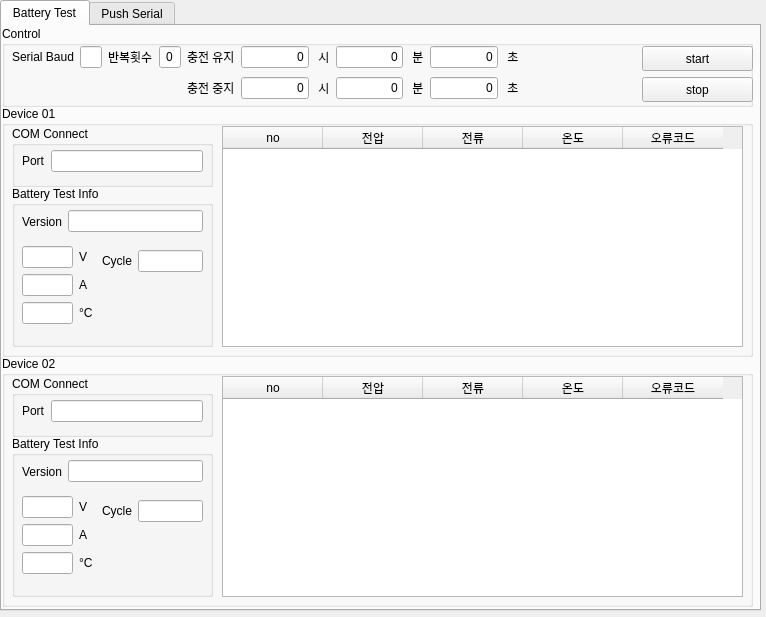
Before: the Qt Designer form src/BCT_UI.ui in ComMslee/BCT, drawn with Qt 5.
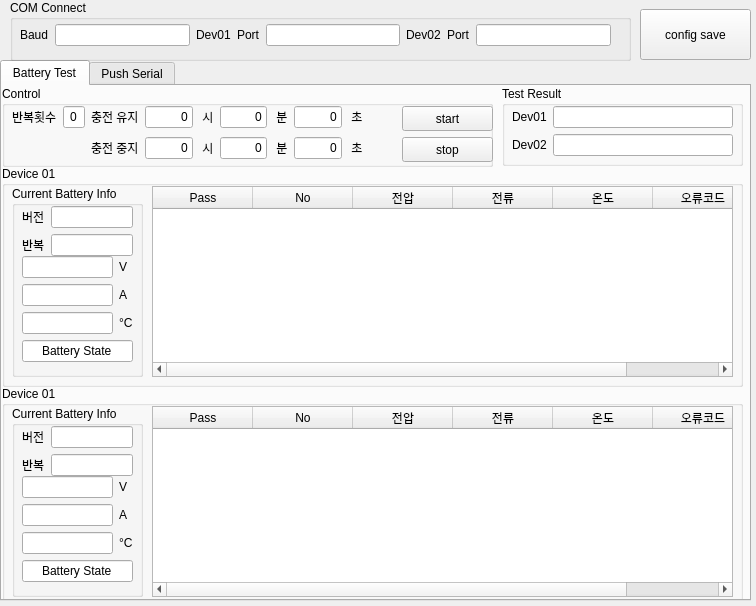
After: the same form once the commit is applied.

```diff
--- a/src/BCT_UI.ui
+++ b/src/BCT_UI.ui
@@ -6,8 +6,8 @@
    <rect>
     <x>0</x>
     <y>0</y>
-    <width>766</width>
-    <height>617</height>
+    <width>756</width>
+    <height>606</height>
    </rect>
   </property>
   <property name="windowTitle">
@@ -17,9 +17,9 @@
    <property name="geometry">
     <rect>
      <x>0</x>
-     <y>0</y>
-     <width>761</width>
-     <height>611</height>
+     <y>60</y>
+     <width>751</width>
+     <height>541</height>
     </rect>
    </property>
    <property name="currentIndex">
@@ -34,98 +34,35 @@
       <rect>
        <x>0</x>
        <y>80</y>
-       <width>751</width>
-       <height>251</height>
+       <width>741</width>
+       <height>221</height>
       </rect>
      </property>
      <property name="title">
       <string>Device 01</string>
      </property>
-     <widget class="QGroupBox" name="groupBox_2">
-      <property name="geometry">
-       <rect>
-        <x>10</x>
-        <y>20</y>
-        <width>201</width>
-        <height>61</height>
-       </rect>
-      </property>
-      <property name="title">
-       <string>COM Connect</string>
-      </property>
-      <widget class="QWidget" name="gridLayoutWidget">
-       <property name="geometry">
-        <rect>
-         <x>10</x>
-         <y>20</y>
-         <width>181</width>
-         <height>31</height>
-        </rect>
-       </property>
-       <layout class="QGridLayout" name="gridLayout">
-        <item row="0" column="1">
-         <widget class="QLineEdit" name="dev_port">
-          <property name="alignment">
-           <set>Qt::AlignCenter</set>
-          </property>
-         </widget>
-        </item>
-        <item row="0" column="0">
-         <widget class="QLabel" name="label">
-          <property name="text">
-           <string>Port</string>
-          </property>
-         </widget>
-        </item>
-       </layout>
-      </widget>
-     </widget>
      <widget class="QGroupBox" name="groupBox_3">
       <property name="geometry">
        <rect>
         <x>10</x>
-        <y>80</y>
-        <width>201</width>
-        <height>161</height>
+        <y>20</y>
+        <width>131</width>
+        <height>191</height>
        </rect>
       </property>
       <property name="title">
-       <string>Battery Test Info</string>
+       <string>Current Battery Info</string>
       </property>
       <widget class="QWidget" name="gridLayoutWidget_2">
        <property name="geometry">
         <rect>
          <x>10</x>
-         <y>60</y>
-         <width>71</width>
-         <height>80</height>
+         <y>70</y>
+         <width>111</width>
+         <height>108</height>
         </rect>
        </property>
        <layout class="QGridLayout" name="gridLayout_2">
-        <item row="1" column="0">
-         <widget class="QLineEdit" name="dev_ampere">
-          <property name="alignment">
-           <set>Qt::AlignCenter</set>
-          </property>
-          <property name="readOnly">
-           <bool>true</bool>
-          </property>
-         </widget>
-        </item>
-        <item row="2" column="1">
-         <widget class="QLabel" name="label_8">
-          <property name="text">
-           <string>°C</string>
-          </property>
-         </widget>
-        </item>
-        <item row="1" column="1">
-         <widget class="QLabel" name="label_7">
-          <property name="text">
-           <string>A</string>
-          </property>
-         </widget>
-        </item>
         <item row="0" column="0">
          <widget class="QLineEdit" name="dev_volt">
           <property name="alignment">
@@ -136,6 +73,13 @@
           </property>
          </widget>
         </item>
+        <item row="1" column="1">
+         <widget class="QLabel" name="label_7">
+          <property name="text">
+           <string>A</string>
+          </property>
+         </widget>
+        </item>
         <item row="0" column="1">
          <widget class="QLabel" name="label_4">
           <property name="sizePolicy">
@@ -149,6 +93,13 @@
           </property>
          </widget>
         </item>
+        <item row="2" column="1">
+         <widget class="QLabel" name="label_8">
+          <property name="text">
+           <string>°C</string>
+          </property>
+         </widget>
+        </item>
         <item row="2" column="0">
          <widget class="QLineEdit" name="dev_temperature">
           <property name="alignment">
@@ -159,27 +110,21 @@
           </property>
          </widget>
         </item>
-       </layout>
-      </widget>
-      <widget class="QWidget" name="horizontalLayoutWidget">
-       <property name="geometry">
-        <rect>
-         <x>10</x>
-         <y>20</y>
-         <width>181</width>
-         <height>31</height>
-        </rect>
-       </property>
-       <layout class="QHBoxLayout" name="horizontalLayout">
-        <item>
-         <widget class="QLabel" name="label_5">
-          <property name="text">
-           <string>Version</string>
+        <item row="1" column="0">
+         <widget class="QLineEdit" name="dev_ampere">
+          <property name="alignment">
+           <set>Qt::AlignCenter</set>
+          </property>
+          <property name="readOnly">
+           <bool>true</bool>
           </property>
          </widget>
         </item>
-        <item>
-         <widget class="QLineEdit" name="dev_version">
+        <item row="3" column="0" colspan="2">
+         <widget class="QLineEdit" name="dev_temperature_2">
+          <property name="text">
+           <string>Battery State</string>
+          </property>
           <property name="alignment">
            <set>Qt::AlignCenter</set>
           </property>
@@ -193,14 +138,14 @@
       <widget class="QWidget" name="gridLayoutWidget_3">
        <property name="geometry">
         <rect>
-         <x>90</x>
-         <y>60</y>
-         <width>101</width>
-         <height>31</height>
+         <x>10</x>
+         <y>20</y>
+         <width>111</width>
+         <height>52</height>
         </rect>
        </property>
        <layout class="QGridLayout" name="gridLayout_3">
-        <item row="0" column="1">
+        <item row="1" column="1">
          <widget class="QLineEdit" name="dev_cycle">
           <property name="alignment">
            <set>Qt::AlignCenter</set>
@@ -210,10 +155,27 @@
           </property>
          </widget>
         </item>
-        <item row="0" column="0">
+        <item row="1" column="0">
          <widget class="QLabel" name="label_6">
           <property name="text">
-           <string>Cycle</string>
+           <string>반복</string>
+          </property>
+         </widget>
+        </item>
+        <item row="0" column="0">
+         <widget class="QLabel" name="label_5">
+          <property name="text">
+           <string>버전</string>
+          </property>
+         </widget>
+        </item>
+        <item row="0" column="1">
+         <widget class="QLineEdit" name="dev_version">
+          <property name="alignment">
+           <set>Qt::AlignCenter</set>
+          </property>
+          <property name="readOnly">
+           <bool>true</bool>
           </property>
          </widget>
         </item>
@@ -223,15 +185,20 @@
      <widget class="QTableWidget" name="dev_table">
       <property name="geometry">
        <rect>
-        <x>220</x>
+        <x>150</x>
         <y>20</y>
-        <width>521</width>
-        <height>221</height>
+        <width>581</width>
+        <height>191</height>
        </rect>
       </property>
       <column>
        <property name="text">
-        <string>no</string>
+        <string>Pass</string>
+       </property>
+      </column>
+      <column>
+       <property name="text">
+        <string>No</string>
        </property>
       </column>
       <column>
@@ -261,7 +228,7 @@
       <rect>
        <x>0</x>
        <y>0</y>
-       <width>751</width>
+       <width>491</width>
        <height>81</height>
       </rect>
      </property>
@@ -273,7 +240,7 @@
        <rect>
         <x>10</x>
         <y>20</y>
-        <width>507</width>
+        <width>351</width>
         <height>56</height>
        </rect>
       </property>
@@ -448,13 +415,6 @@
          </property>
         </widget>
        </item>
-       <item row="0" column="1">
-        <widget class="QLineEdit" name="config_baud">
-         <property name="alignment">
-          <set>Qt::AlignRight|Qt::AlignTrailing|Qt::AlignVCenter</set>
-         </property>
-        </widget>
-       </item>
        <item row="0" column="2">
         <widget class="QLabel" name="label_12">
          <property name="text">
@@ -462,21 +422,14 @@
          </property>
         </widget>
        </item>
-       <item row="0" column="0">
-        <widget class="QLabel" name="label_2">
-         <property name="text">
-          <string>Serial Baud</string>
-         </property>
-        </widget>
-       </item>
       </layout>
      </widget>
      <widget class="QWidget" name="verticalLayoutWidget">
       <property name="geometry">
        <rect>
-        <x>640</x>
+        <x>400</x>
         <y>20</y>
-        <width>111</width>
+        <width>91</width>
         <height>56</height>
        </rect>
       </property>
@@ -513,78 +466,98 @@
     <widget class="QGroupBox" name="groupBox_7">
      <property name="geometry">
       <rect>
-       <x>0</x>
-       <y>330</y>
-       <width>751</width>
-       <height>251</height>
+       <x>500</x>
+       <y>0</y>
+       <width>241</width>
+       <height>80</height>
       </rect>
      </property>
      <property name="title">
-      <string>Device 02</string>
+      <string>Test Result</string>
      </property>
-     <widget class="QGroupBox" name="groupBox_8">
+     <widget class="QWidget" name="gridLayoutWidget_7">
       <property name="geometry">
        <rect>
         <x>10</x>
         <y>20</y>
-        <width>201</width>
-        <height>61</height>
+        <width>221</width>
+        <height>51</height>
        </rect>
       </property>
-      <property name="title">
-       <string>COM Connect</string>
-      </property>
-      <widget class="QWidget" name="gridLayoutWidget_7">
-       <property name="geometry">
-        <rect>
-         <x>10</x>
-         <y>20</y>
-         <width>181</width>
-         <height>31</height>
-        </rect>
-       </property>
-       <layout class="QGridLayout" name="gridLayout_7">
-        <item row="0" column="1">
-         <widget class="QLineEdit" name="dev_port_2">
-          <property name="alignment">
-           <set>Qt::AlignCenter</set>
-          </property>
-         </widget>
-        </item>
-        <item row="0" column="0">
-         <widget class="QLabel" name="label_3">
-          <property name="text">
-           <string>Port</string>
-          </property>
-         </widget>
-        </item>
-       </layout>
-      </widget>
+      <layout class="QGridLayout" name="gridLayout_7">
+       <item row="1" column="0">
+        <widget class="QLabel" name="label_27">
+         <property name="text">
+          <string>Dev02</string>
+         </property>
+        </widget>
+       </item>
+       <item row="0" column="0">
+        <widget class="QLabel" name="label_25">
+         <property name="text">
+          <string>Dev01</string>
+         </property>
+        </widget>
+       </item>
+       <item row="1" column="1">
+        <widget class="QLineEdit" name="dev_version_3">
+         <property name="alignment">
+          <set>Qt::AlignCenter</set>
+         </property>
+         <property name="readOnly">
+          <bool>true</bool>
+         </property>
+        </widget>
+       </item>
+       <item row="0" column="1">
+        <widget class="QLineEdit" name="dev_version_2">
+         <property name="alignment">
+          <set>Qt::AlignCenter</set>
+         </property>
+         <property name="readOnly">
+          <bool>true</bool>
+         </property>
+        </widget>
+       </item>
+      </layout>
      </widget>
+    </widget>
+    <widget class="QGroupBox" name="groupBox_8">
+     <property name="geometry">
+      <rect>
+       <x>0</x>
+       <y>300</y>
+       <width>741</width>
+       <height>221</height>
+      </rect>
+     </property>
+     <property name="title">
+      <string>Device 01</string>
+     </property>
      <widget class="QGroupBox" name="groupBox_9">
       <property name="geometry">
        <rect>
         <x>10</x>
-        <y>80</y>
-        <width>201</width>
-        <height>161</height>
+        <y>20</y>
+        <width>131</width>
+        <height>191</height>
        </rect>
       </property>
       <property name="title">
-       <string>Battery Test Info</string>
+       <string>Current Battery Info</string>
       </property>
       <widget class="QWidget" name="gridLayoutWidget_8">
        <property name="geometry">
         <rect>
          <x>10</x>
-         <y>60</y>
-         <width>71</width>
-         <height>80</height>
+         <y>70</y>
+         <width>111</width>
+         <height>108</height>
         </rect>
        </property>
        <layout class="QGridLayout" name="gridLayout_8">
-        <item row="1" column="0">
-         <widget class="QLineEdit" name="dev_ampere_2">
+        <item row="0" column="0">
+         <widget class="QLineEdit" name="dev_volt_3">
           <property name="alignment">
            <set>Qt::AlignCenter</set>
           </property>
@@ -593,45 +566,35 @@
           </property>
          </widget>
         </item>
-        <item row="2" column="1">
+        <item row="1" column="1">
          <widget class="QLabel" name="label_9">
           <property name="text">
-           <string>°C</string>
+           <string>A</string>
           </property>
          </widget>
         </item>
-        <item row="1" column="1">
+        <item row="0" column="1">
          <widget class="QLabel" name="label_10">
+          <property name="sizePolicy">
+           <sizepolicy hsizetype="Fixed" vsizetype="Preferred">
+            <horstretch>0</horstretch>
+            <verstretch>0</verstretch>
+           </sizepolicy>
+          </property>
           <property name="text">
-           <string>A</string>
+           <string>V</string>
           </property>
          </widget>
         </item>
-        <item row="0" column="0">
-         <widget class="QLineEdit" name="dev_volt_2">
-          <property name="alignment">
-           <set>Qt::AlignCenter</set>
-          </property>
-          <property name="readOnly">
-           <bool>true</bool>
-          </property>
-         </widget>
-        </item>
-        <item row="0" column="1">
+        <item row="2" column="1">
          <widget class="QLabel" name="label_11">
-          <property name="sizePolicy">
-           <sizepolicy hsizetype="Fixed" vsizetype="Preferred">
-            <horstretch>0</horstretch>
-            <verstretch>0</verstretch>
-           </sizepolicy>
-          </property>
           <property name="text">
-           <string>V</string>
+           <string>°C</string>
           </property>
          </widget>
         </item>
         <item row="2" column="0">
-         <widget class="QLineEdit" name="dev_temperature_2">
+         <widget class="QLineEdit" name="dev_temperature_3">
           <property name="alignment">
            <set>Qt::AlignCenter</set>
           </property>
@@ -640,27 +603,21 @@
           </property>
          </widget>
         </item>
-       </layout>
-      </widget>
-      <widget class="QWidget" name="horizontalLayoutWidget_2">
-       <property name="geometry">
-        <rect>
-         <x>10</x>
-         <y>20</y>
-         <width>181</width>
-         <height>31</height>
-        </rect>
-       </property>
-       <layout class="QHBoxLayout" name="horizontalLayout_2">
-        <item>
-         <widget class="QLabel" name="label_21">
+        <item row="1" column="0">
+         <widget class="QLineEdit" name="dev_ampere_2">
+          <property name="alignment">
+           <set>Qt::AlignCenter</set>
+          </property>
+          <property name="readOnly">
+           <bool>true</bool>
+          </property>
+         </widget>
+        </item>
+        <item row="3" column="0" colspan="2">
+         <widget class="QLineEdit" name="dev_temperature_4">
           <property name="text">
-           <string>Version</string>
+           <string>Battery State</string>
           </property>
-         </widget>
-        </item>
-        <item>
-         <widget class="QLineEdit" name="dev_version_2">
           <property name="alignment">
            <set>Qt::AlignCenter</set>
           </property>
@@ -674,14 +631,14 @@
       <widget class="QWidget" name="gridLayoutWidget_9">
        <property name="geometry">
         <rect>
-         <x>90</x>
-         <y>60</y>
-         <width>101</width>
-         <height>31</height>
+         <x>10</x>
+         <y>20</y>
+         <width>111</width>
+         <height>52</height>
         </rect>
        </property>
        <layout class="QGridLayout" name="gridLayout_9">
-        <item row="0" column="1">
+        <item row="1" column="1">
          <widget class="QLineEdit" name="dev_cycle_2">
           <property name="alignment">
            <set>Qt::AlignCenter</set>
@@ -691,10 +648,27 @@
           </property>
          </widget>
         </item>
+        <item row="1" column="0">
+         <widget class="QLabel" name="label_21">
+          <property name="text">
+           <string>반복</string>
+          </property>
+         </widget>
+        </item>
         <item row="0" column="0">
          <widget class="QLabel" name="label_22">
           <property name="text">
-           <string>Cycle</string>
+           <string>버전</string>
+          </property>
+         </widget>
+        </item>
+        <item row="0" column="1">
+         <widget class="QLineEdit" name="dev_version_4">
+          <property name="alignment">
+           <set>Qt::AlignCenter</set>
+          </property>
+          <property name="readOnly">
+           <bool>true</bool>
           </property>
          </widget>
         </item>
@@ -704,15 +678,20 @@
      <widget class="QTableWidget" name="dev_table_2">
       <property name="geometry">
        <rect>
-        <x>220</x>
+        <x>150</x>
         <y>20</y>
-        <width>521</width>
-        <height>221</height>
+        <width>581</width>
+        <height>191</height>
        </rect>
       </property>
       <column>
        <property name="text">
-        <string>no</string>
+        <string>Pass</string>
+       </property>
+      </column>
+      <column>
+       <property name="text">
+        <string>No</string>
        </property>
       </column>
       <column>
@@ -767,14 +746,14 @@
        <item row="0" column="0">
         <widget class="QLabel" name="label_15">
          <property name="text">
-          <string>Device 01</string>
+          <string>Dev01</string>
          </property>
         </widget>
        </item>
        <item row="1" column="0">
         <widget class="QLabel" name="label_16">
          <property name="text">
-          <string>Device 02</string>
+          <string>Dev02</string>
          </property>
         </widget>
        </item>
@@ -840,7 +819,7 @@
        <item row="3" column="0">
         <widget class="QLabel" name="label_19">
          <property name="text">
-          <string>최종</string>
+          <string>SerialNumber</string>
          </property>
         </widget>
        </item>
@@ -870,7 +849,7 @@
           </sizepolicy>
          </property>
          <property name="text">
-          <string>PushButton</string>
+          <string>Push</string>
          </property>
         </widget>
        </item>
@@ -886,6 +865,106 @@
     </widget>
    </widget>
   </widget>
+  <widget class="QGroupBox" name="groupBox_2">
+   <property name="geometry">
+    <rect>
+     <x>10</x>
+     <y>0</y>
+     <width>621</width>
+     <height>61</height>
+    </rect>
+   </property>
+   <property name="title">
+    <string>COM Connect</string>
+   </property>
+   <widget class="QWidget" name="gridLayoutWidget">
+    <property name="geometry">
+     <rect>
+      <x>10</x>
+      <y>20</y>
+      <width>591</width>
+      <height>31</height>
+     </rect>
+    </property>
+    <layout class="QGridLayout" name="gridLayout">
+     <item row="0" column="1">
+      <widget class="QLineEdit" name="dev_baud">
+       <property name="alignment">
+        <set>Qt::AlignRight|Qt::AlignTrailing|Qt::AlignVCenter</set>
+       </property>
+      </widget>
+     </item>
+     <item row="0" column="5">
+      <widget class="QLineEdit" name="dev_port">
+       <property name="alignment">
+        <set>Qt::AlignCenter</set>
+       </property>
+      </widget>
+     </item>
+     <item row="0" column="3">
+      <widget class="QLabel" name="label">
+       <property name="text">
+        <string>Port</string>
+       </property>
+      </widget>
+     </item>
+     <item row="0" column="0">
+      <widget class="QLabel" name="label_2">
+       <property name="text">
+        <string>Baud</string>
+       </property>
+      </widget>
+     </item>
+     <item row="0" column="6">
+      <widget class="QLabel" name="label_24">
+       <property name="text">
+        <string>Dev02</string>
+       </property>
+      </widget>
+     </item>
+     <item row="0" column="2">
+      <widget class="QLabel" name="label_23">
+       <property name="text">
+        <string>Dev01</string>
+       </property>
+      </widget>
+     </item>
+     <item row="0" column="7">
+      <widget class="QLabel" name="label_3">
+       <property name="text">
+        <string>Port</string>
+       </property>
+      </widget>
+     </item>
+     <item row="0" column="8">
+      <widget class="QLineEdit" name="dev_port_2">
+       <property name="alignment">
+        <set>Qt::AlignCenter</set>
+       </property>
+      </widget>
+     </item>
+    </layout>
+   </widget>
+  </widget>
+  <widget class="QPushButton" name="config_save">
+   <property name="geometry">
+    <rect>
+     <x>640</x>
+     <y>9</y>
+     <width>111</width>
+     <height>51</height>
+    </rect>
+   </property>
+   <property name="sizePolicy">
+    <sizepolicy hsizetype="Minimum" vsizetype="Preferred">
+     <horstretch>0</horstretch>
+     <verstretch>0</verstretch>
+    </sizepolicy>
+   </property>
+   <property name="text">
+    <string>config save</string>
+   </property>
+  </widget>
  </widget>
  <resources/>
  <connections/>
```
